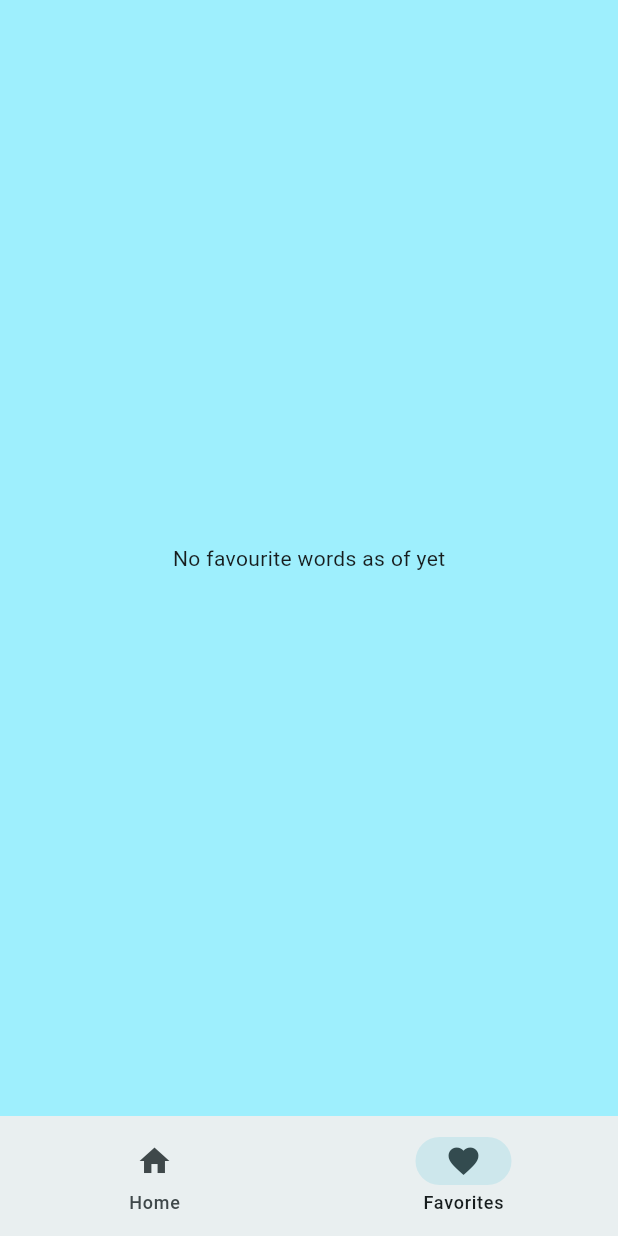
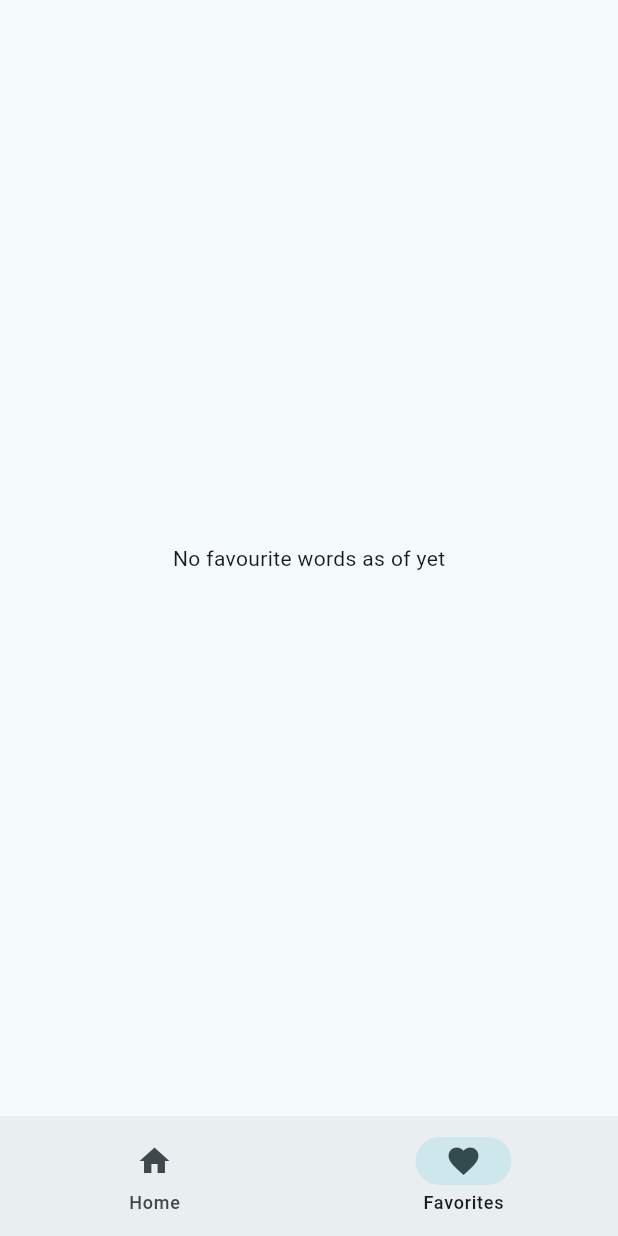
Before and after one commit to lil-snorts/daily-dict, a Flutter app: the screen it shows after launch, item 2 of the bottom bar chosen, on a phone screen of 412 x 824 dp. Run offline on Flutter 3.47's test engine with Material 3 defaults, Android fonts, the phone set to English and light mode, and no system bars.

Commit message:
ipo#6 good progess made, need to clamp pronounciation to 1 line and be side scrollable, need to clamp the action buttons to the bottom of the Expanded element in home_page

```diff
--- a/lib/main.dart
+++ b/lib/main.dart
@@ -3,15 +3,13 @@ import 'dart:math';
 
 import 'package:flutter/material.dart';
 import 'package:flutter/services.dart';
-import 'package:maxtrackr_flutter/domain/dto/dict_word.dart';
-import 'package:maxtrackr_flutter/pages/home_page.dart';
+import 'package:dict_daily/domain/widgets/dict_word_widget.dart';
+import 'package:dict_daily/pages/home_page.dart';
 import 'package:provider/provider.dart';
 
 void main() {
   runApp(MyApp());
 }
-
-// https://codelabs.developers.google.com/codelabs/flutter-codelab-first#6
 
 class MyApp extends StatelessWidget {
   const MyApp({super.key});
--- a/lib/pages/favourites_page.dart
+++ b/lib/pages/favourites_page.dart
@@ -1,5 +1,5 @@
 import 'package:flutter/material.dart';
-import 'package:maxtrackr_flutter/main.dart';
+import 'package:dict_daily/main.dart';
 import 'package:provider/provider.dart';
 
 class FavouritesPage extends StatelessWidget {
--- a/lib/pages/home_page.dart
+++ b/lib/pages/home_page.dart
@@ -1,8 +1,8 @@
 import 'package:flutter/material.dart';
-import 'package:maxtrackr_flutter/main.dart';
-import 'package:maxtrackr_flutter/pages/create_words.dart';
-import 'package:maxtrackr_flutter/pages/favourites_page.dart';
-import 'package:maxtrackr_flutter/pages/navigation/navigation_bar.dart';
+import 'package:dict_daily/main.dart';
+import 'package:dict_daily/pages/cycle_words.dart';
+import 'package:dict_daily/pages/favourites_page.dart';
+import 'package:dict_daily/pages/navigation/navigation_bar.dart';
 import 'package:provider/provider.dart';
 
 class MyHomePage extends StatelessWidget {
@@ -22,15 +22,9 @@ class MyHomePage extends StatelessWidget {
     return SafeArea(
       child: Scaffold(
         body: Column(
+          crossAxisAlignment: CrossAxisAlignment.start,
           children: [
-            Expanded(
-              flex: 1,
-              child: Container(
-                constraints: BoxConstraints(),
-                color: Theme.of(context).colorScheme.primaryContainer,
-                child: page,
-              ),
-            ),
+            Expanded(child: page),
             NavBar(),
           ],
         ),
--- a/lib/pages/navigation/navigation_bar.dart
+++ b/lib/pages/navigation/navigation_bar.dart
@@ -1,5 +1,5 @@
 import 'package:flutter/material.dart';
-import 'package:maxtrackr_flutter/main.dart';
+import 'package:dict_daily/main.dart';
 import 'package:provider/provider.dart';
 
 class NavBar extends StatelessWidget {
--- a/pubspec.yaml
+++ b/pubspec.yaml
@@ -1,5 +1,5 @@
-name: maxtrackr_flutter
-description: A new Flutter project.
+name: dict_daily
+description: A barebones word showcase app.
 
 publish_to: 'none' # Remove this line if you wish to publish to pub.dev
 
```
Also changed, not shown: lib/domain/widgets/big_card.dart (deleted, +0 -30 lines), lib/domain/widgets/dict_word_widget.dart (renamed from lib/domain/dto/dict_word.dart, +9 -11 lines), lib/pages/cycle_words.dart (renamed from lib/pages/create_words.dart, +4 -3 lines), 1 other file.
